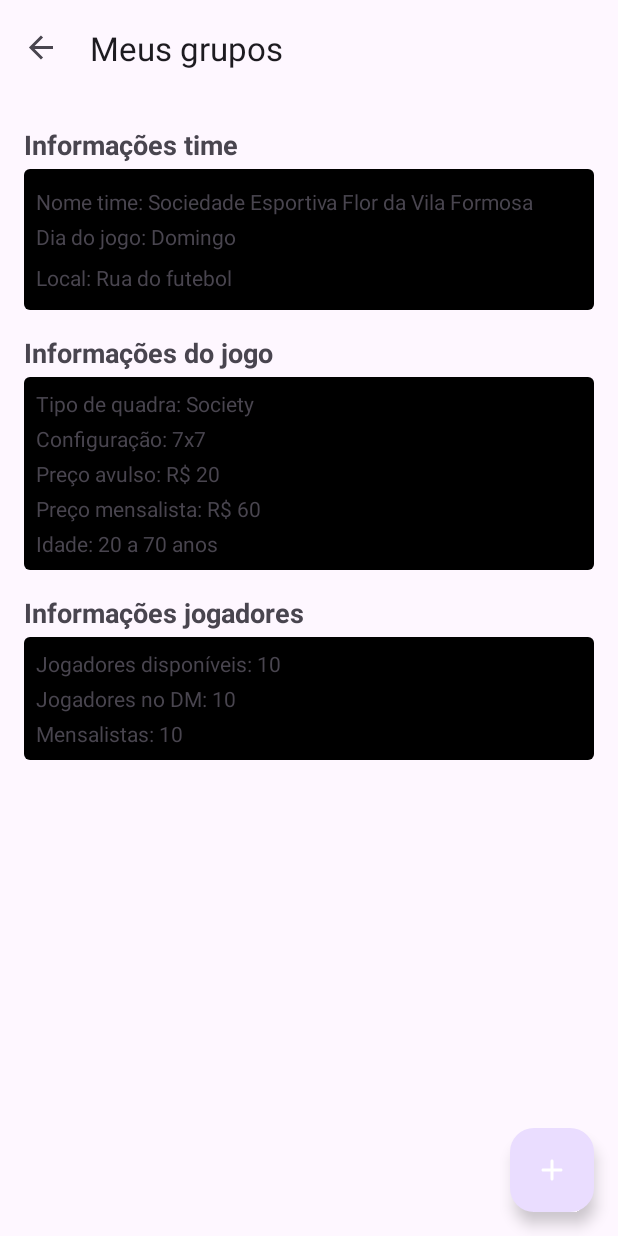
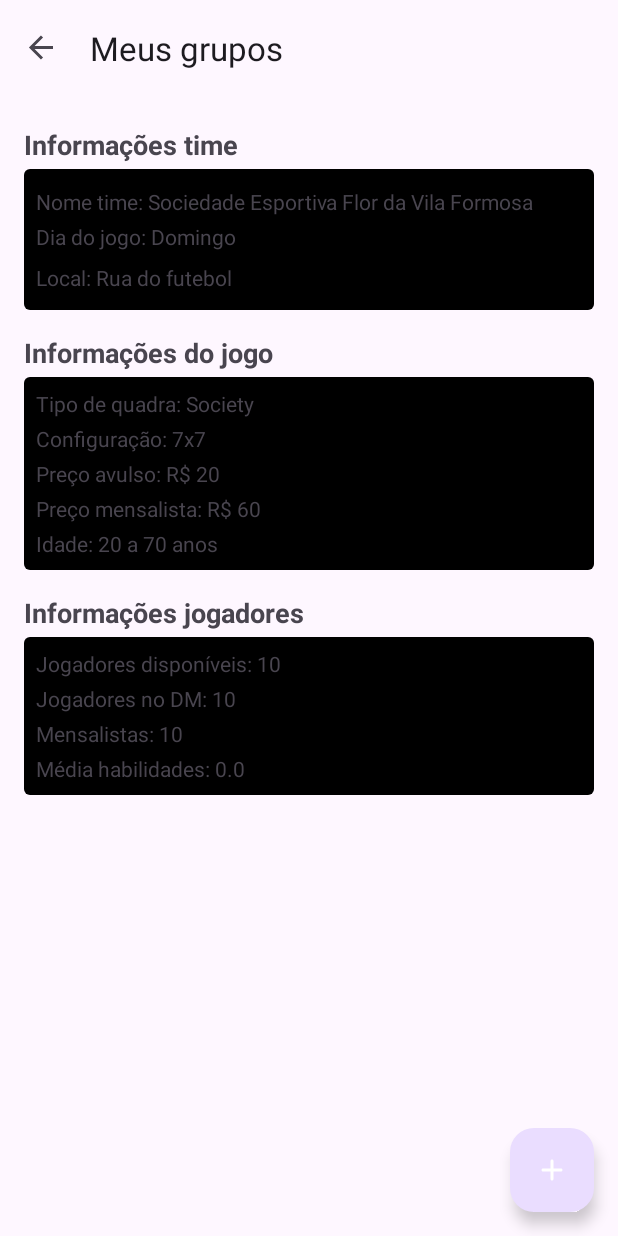
Before and after one commit to brect/smart-soccer, an Android app: the DetailsGroupFragment screen opened through its navigation route, on a phone screen of 412 x 824 dp. Run offline under Robolectric (Android 15) with nearby library versions, the phone set to English and light mode, and no system bars; our stand-ins replace Dagger/Hilt's generated code, Room's generated code, navigation-ui.

Commit message:
ajusta formatações

```diff
--- a/app/src/main/java/com/padawanbr/smartsoccer/presentation/CreateGroupFragment.kt
+++ b/app/src/main/java/com/padawanbr/smartsoccer/presentation/CreateGroupFragment.kt
@@ -49,7 +49,7 @@ class CreateGroupFragment : BottomSheetDialogFragment() {
             val groupModalityPositionString = selectedPosition.substringBefore("(")
                 .trim() // Obtém apenas a posição, ignorando a abreviação
             val groupModalityPosition =
-                TipoEsporte.values().find { it.tipo == groupModalityPositionString }
+                TipoEsporte.values().find { it.modalidade == groupModalityPositionString }
 
             viewModel.createGroup(
                 textNameGroup,
@@ -68,7 +68,7 @@ class CreateGroupFragment : BottomSheetDialogFragment() {
         spinnerGroupModality = binding.spinnerGroupModality
 
         val detailsSportType = TipoEsporte.values().map { esporte ->
-            "${esporte.tipo} "
+            "${esporte.modalidade} "
         }.toMutableList()
 
         adapterGroupModality =
--- a/app/src/main/java/com/padawanbr/smartsoccer/presentation/DetailsGroupViewModel.kt
+++ b/app/src/main/java/com/padawanbr/smartsoccer/presentation/DetailsGroupViewModel.kt
@@ -45,7 +45,8 @@ class DetailsGroupViewModel @Inject constructor(
                                 grupo.configuracaoEsporte,
                                 jogadores,
                                 it.jogadoresDisponiveis,
-                                it.jogadoresNoDM
+                                it.jogadoresNoDM,
+                                it.mediaJogadores
                             )
                         }
 
--- a/app/src/main/java/com/padawanbr/smartsoccer/presentation/GroupViewModel.kt
+++ b/app/src/main/java/com/padawanbr/smartsoccer/presentation/GroupViewModel.kt
@@ -38,6 +38,7 @@ class GroupViewModel @Inject constructor(
                                     groups.quantidadeTimes,
                                     groups.configuracaoEsporte,
                                     arrayListOf(),
+                                    null,
                                     null,
                                     null
                                 )
--- a/app/src/main/java/com/padawanbr/smartsoccer/presentation/GroupsViewHolder.kt
+++ b/app/src/main/java/com/padawanbr/smartsoccer/presentation/GroupsViewHolder.kt
@@ -18,7 +18,7 @@ class GroupsViewHolder(
 
     override fun bind(data: GrupoItem) {
         textName.text = data.nome
-        textType.text = data.configuracaoEsporte.tipoEsporte.tipo
+        textType.text = data.configuracaoEsporte.tipoEsporte.modalidade
     }
 
     companion object {
--- a/app/src/main/java/com/padawanbr/smartsoccer/presentation/GrupoItem.kt
+++ b/app/src/main/java/com/padawanbr/smartsoccer/presentation/GrupoItem.kt
@@ -15,6 +15,7 @@ data class GrupoItem(
     val jogadores: MutableList<Jogador>?,
     val jogadoresDisponiveis: Int?,
     val jogadoresNoDM: Int?,
+    val mediaJogadores: Float?,
 
     override val key: String = id
 ) : ListItem {
@@ -25,6 +26,7 @@ data class GrupoItem(
         ConfiguracaoEsporte(TipoEsporte.UNDEFINED, TipoEsporte.UNDEFINED.quantidadeMinimaPorTime),
         null,
         null,
+        null,
         null
     )
 }
--- a/app/src/main/res/layout/fragment_details_group.xml
+++ b/app/src/main/res/layout/fragment_details_group.xml
@@ -150,8 +150,8 @@
                 android:id="@+id/textView_gameInformation_configuration_lbl"
                 android:layout_width="wrap_content"
                 android:layout_height="wrap_content"
+                android:layout_marginVertical="4dp"
                 android:text="Configuração: "
-                android:layout_marginVertical="4dp"
                 android:textSize="14sp"
                 app:layout_constraintBottom_toTopOf="@+id/textView_gameInformation_typeOfCourt_lbl"
                 app:layout_constraintStart_toStartOf="@+id/textView_gameInformation_typeOfCourt_lbl"
@@ -192,8 +192,8 @@
                 android:id="@+id/textView_gameInformation_monthlyPrice_lbl"
                 android:layout_width="wrap_content"
                 android:layout_height="wrap_content"
+                android:layout_marginVertical="4dp"
                 android:text="Preço mensalista: "
-                android:layout_marginVertical="4dp"
                 android:textSize="14sp"
                 app:layout_constraintBottom_toTopOf="@+id/textView_gameInformation_rateAge_lbl"
                 app:layout_constraintStart_toStartOf="@+id/textView_gameInformation_singlePrice_lbl"
@@ -228,7 +228,7 @@
                 android:textSize="14sp"
                 app:layout_constraintBottom_toTopOf="@+id/textView_gameInformation_rateAge_lbl"
                 app:layout_constraintStart_toEndOf="@+id/textView_gameInformation_rateAge_lbl"
-                app:layout_constraintTop_toBottomOf="@+id/textView_gameInformation_rateAge_lbl"/>
+                app:layout_constraintTop_toBottomOf="@+id/textView_gameInformation_rateAge_lbl" />
 
         </androidx.constraintlayout.widget.ConstraintLayout>
 
@@ -277,7 +277,7 @@
                 android:id="@+id/textView_soccerPlayes_dm_lbl"
                 android:layout_width="wrap_content"
                 android:layout_height="wrap_content"
-                android:layout_marginVertical="4dp"
+                android:layout_marginTop="4dp"
                 android:text="Jogadores no DM: "
                 android:textSize="14sp"
                 app:layout_constraintBottom_toTopOf="@+id/textView_soccerPlayes_monthlyWorkers_lbl"
@@ -298,9 +298,10 @@
                 android:id="@+id/textView_soccerPlayes_monthlyWorkers_lbl"
                 android:layout_width="wrap_content"
                 android:layout_height="wrap_content"
+                android:layout_marginTop="4dp"
                 android:text="Mensalistas: "
                 android:textSize="14sp"
-                app:layout_constraintBottom_toBottomOf="parent"
+                app:layout_constraintBottom_toTopOf="@+id/textView_soccerPlayes_teamAbilityAverage_lbl"
                 app:layout_constraintStart_toStartOf="@+id/textView_soccerPlayes_dm_lbl"
                 app:layout_constraintTop_toBottomOf="@+id/textView_soccerPlayes_dm_lbl" />
 
@@ -314,6 +315,26 @@
                 app:layout_constraintStart_toEndOf="@+id/textView_soccerPlayes_monthlyWorkers_lbl"
                 app:layout_constraintTop_toTopOf="@+id/textView_soccerPlayes_monthlyWorkers_lbl" />
 
+            <TextView
+                android:id="@+id/textView_soccerPlayes_teamAbilityAverage_lbl"
+                android:layout_width="wrap_content"
+                android:layout_height="wrap_content"
+                android:layout_marginTop="4dp"
+                android:text="Média habilidades: "
+                android:textSize="14sp"
+                app:layout_constraintBottom_toBottomOf="parent"
+                app:layout_constraintStart_toStartOf="@+id/textView_soccerPlayes_monthlyWorkers_lbl"
+                app:layout_constraintTop_toBottomOf="@+id/textView_soccerPlayes_monthlyWorkers_lbl" />
+
+            <TextView
+                android:id="@+id/textView_soccerPlayes_teamAverage"
+                android:layout_width="wrap_content"
+                android:layout_height="wrap_content"
+                android:text="0.0"
+                android:textSize="14sp"
+                app:layout_constraintBottom_toBottomOf="@+id/textView_soccerPlayes_teamAbilityAverage_lbl"
+                app:layout_constraintStart_toEndOf="@+id/textView_soccerPlayes_teamAbilityAverage_lbl"
+                app:layout_constraintTop_toTopOf="@+id/textView_soccerPlayes_teamAbilityAverage_lbl" />
 
         </androidx.constraintlayout.widget.ConstraintLayout>
 
--- a/app/src/main/res/values/strings.xml
+++ b/app/src/main/res/values/strings.xml
@@ -35,4 +35,9 @@
     <string name="sort">Sortear</string>
     <string name="exclude_groups">Você deseja excluir o grupo %s? \n\nCom isso você perderá acesso a todas as configurações desse grupo.</string>
     <string name="details_group_fragment_label" >Detalhes grupo</string>
+    <string name="game_information_configuration">%1$s x %2$s</string>
+    <string name="game_information_single_price">R$ %s</string>
+    <string name="game_information_monthly_price">R$ %s</string>
+    <string name="game_information_rate_age">%1$s a %2$s anos</string>
+
 </resources>
```
Also changed, not shown: app/src/main/java/com/padawanbr/smartsoccer/core/domain/model/GrupoComJogadores.kt (+13 -0 lines), app/src/main/java/com/padawanbr/smartsoccer/core/domain/model/TipoEsporte.kt (+11 -6 lines), app/src/main/java/com/padawanbr/smartsoccer/presentation/DetailsGroupFragment.kt (+32 -6 lines).
